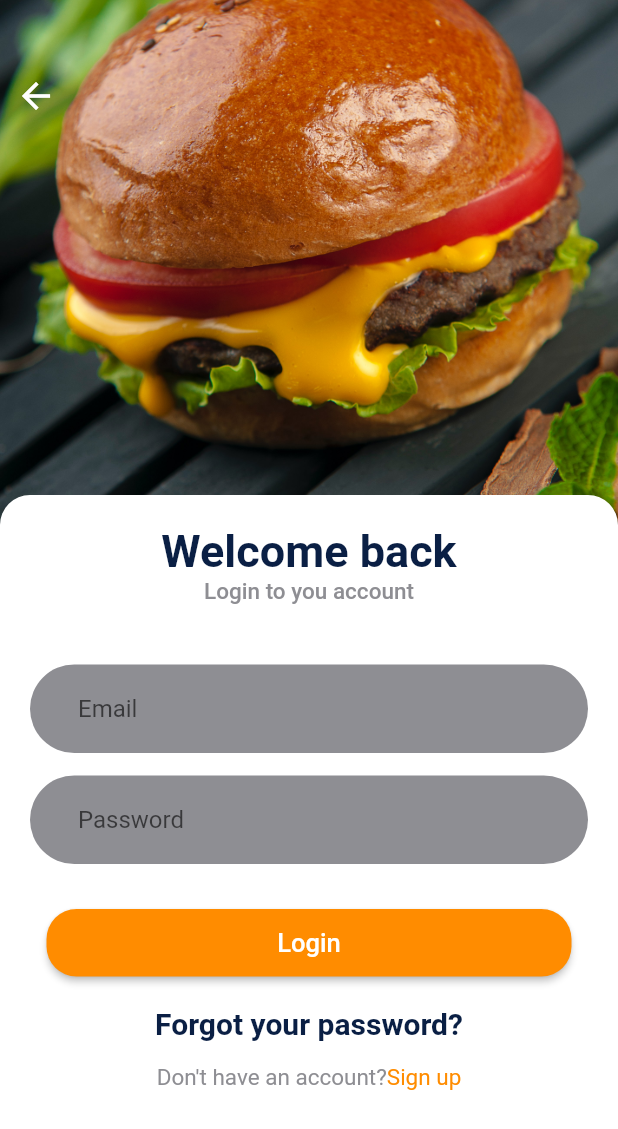
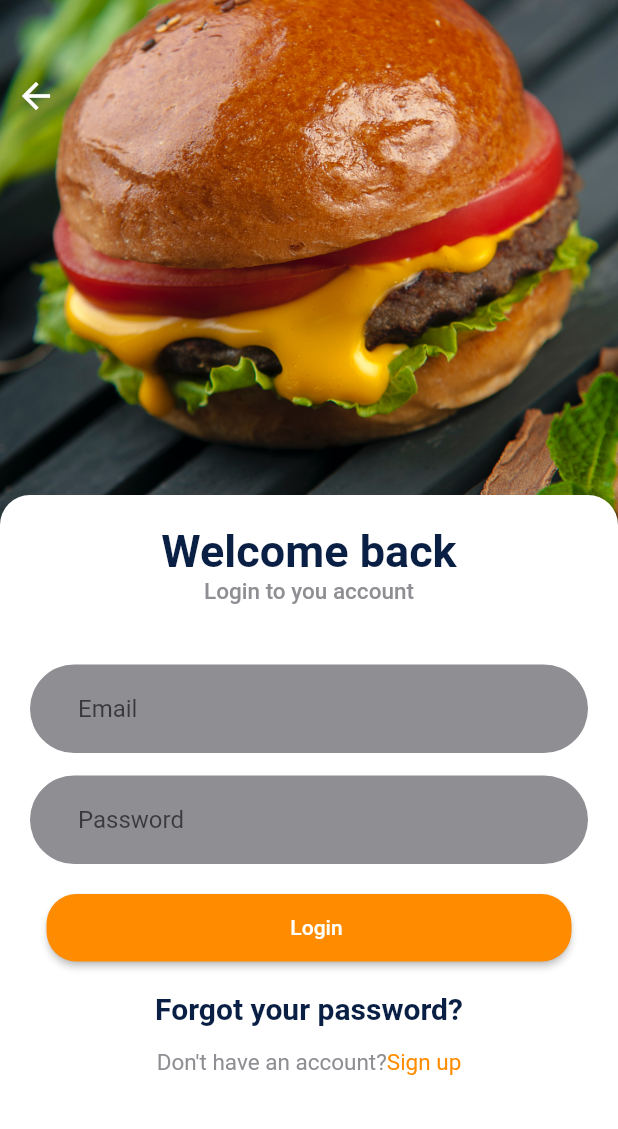
Before and after one commit to emantena/delivery_app, a Flutter app: the screen it shows after launch, after a tap on "Login", on a phone screen of 412 x 824 dp. Shown: the top 1129 px of the screen. Run offline on Flutter 3.47's test engine with Material 2 defaults, Android fonts, the phone set to English and light mode, and no system bars; network calls fail.

Commit message:
rounded button creation

```diff
--- a/lib/src/features/presentation/login/view/login_page.dart
+++ b/lib/src/features/presentation/login/view/login_page.dart
@@ -1,4 +1,5 @@
 import 'package:delivery_app/src/features/presentation/widgets/header_text.dart';
+import 'package:delivery_app/src/features/presentation/widgets/rounded_button.dart';
 import 'package:flutter/material.dart';
 import 'package:flutter/services.dart';
 
@@ -64,7 +65,15 @@ class LoginPage extends StatelessWidget {
                       ),
                       _emailInput(),
                       _passwordInput(),
-                      _loginButton(context),
+                      roundedButton(
+                        pressed: () {
+                          Navigator.pushNamed(context, 'tabs');
+                        },
+                        text: "Login",
+                        fontSize: 20,
+                        color: AppColor.secondary,
+                      ),
+                      // _loginButton(context),
                       Container(
                         margin: const EdgeInsets.only(top: 20),
                         child: GestureDetector(
--- a/lib/src/features/presentation/welcome/view/welcome_page.dart
+++ b/lib/src/features/presentation/welcome/view/welcome_page.dart
@@ -1,3 +1,4 @@
+import 'package:delivery_app/src/features/presentation/widgets/rounded_button.dart';
 import 'package:flutter/material.dart';
 import 'dart:ui';
 
@@ -49,54 +50,23 @@ class WelcomePage extends StatelessWidget {
                   ),
                 ),
               ),
-              SizedBox(
-                width: 350,
-                height: 45,
-                child: ElevatedButton(
-                  style: ButtonStyle(
-                    backgroundColor: MaterialStateProperty.all(
-                      Theme.of(context).colorScheme.secondary,
-                    ),
-                    shape: MaterialStateProperty.all(
-                      RoundedRectangleBorder(
-                        borderRadius: BorderRadius.circular(20),
-                      ),
-                    ),
-                  ),
-                  onPressed: () {
-                    Navigator.pushNamed(context, 'login');
-                  },
-                  child: const Text('Login'),
-                ),
+              roundedButton(
+                pressed: () {
+                  Navigator.pushNamed(context, 'login');
+                },
+                text: "Login",
+                fontSize: 17,
+                color: AppColor.secondary,
               ),
-              Container(
-                width: 350,
-                height: 45,
-                margin: const EdgeInsets.only(top: 20),
-                child: ElevatedButton(
-                  style: ButtonStyle(
-                    backgroundColor: MaterialStateProperty.all(AppColor.blue),
-                    shape: MaterialStateProperty.all(
-                      RoundedRectangleBorder(
-                        borderRadius: BorderRadius.circular(20),
-                      ),
-                    ),
-                  ),
-                  onPressed: () {},
-                  child: Row(
-                    mainAxisAlignment: MainAxisAlignment.center,
-                    children: [
-                      const Image(
-                        image: AssetImage('assets/icons/facebook.png'),
-                        width: 18,
-                        height: 18,
-                      ),
-                      Container(
-                        margin: const EdgeInsets.only(left: 10),
-                        child: const Text('Connect with Facebook'),
-                      ),
-                    ],
-                  ),
+              roundedButton(
+                pressed: () {},
+                text: "Connect with Facebook",
+                fontSize: 17,
+                color: AppColor.blue,
+                image: const Image(
+                  image: AssetImage('assets/icons/facebook.png'),
+                  width: 18,
+                  height: 18,
                 ),
               ),
             ],
--- a/lib/src/features/presentation/widgets/alert_dialog.dart
+++ b/lib/src/features/presentation/widgets/alert_dialog.dart
@@ -1,8 +1,8 @@
 import 'package:flutter/material.dart';
 
-import '../../../colors/app_color.dart';
-import 'button.dart';
+import 'package:delivery_app/src/colors/app_color.dart';
 import 'header_text.dart';
+import 'rounded_button.dart';
 
 Future alertDialog({
   required BuildContext context,
@@ -49,10 +49,12 @@ Future alertDialog({
               const SizedBox(
                 height: 20,
               ),
-              button(
+              roundedButton(
                 fontSize: 17,
                 pressed: pressed,
                 text: "Done",
+                color: AppColor.secondary,
+                width: 100,
               ),
             ],
           ),
--- a/lib/src/features/presentation/widgets/button.dart
+++ /dev/null
@@ -1,28 +0,0 @@
-import 'package:delivery_app/src/colors/app_color.dart';
-import 'package:flutter/material.dart';
-
-Widget button({
-  required String text,
-  required double fontSize,
-  required Function pressed,
-}) {
-  return ElevatedButton(
-    onPressed: pressed as void Function()?,
-    style: ButtonStyle(
-      backgroundColor: MaterialStateProperty.all(
-        AppColor.secondary,
-      ),
-      shape: MaterialStateProperty.all(
-        RoundedRectangleBorder(
-          borderRadius: BorderRadius.circular(20),
-        ),
-      ),
-    ),
-    child: Text(
-      text,
-      style: TextStyle(
-        fontSize: fontSize,
-      ),
-    ),
-  );
-}
--- /dev/null
+++ b/lib/src/features/presentation/widgets/rounded_button.dart
@@ -0,0 +1,39 @@
+import 'package:flutter/material.dart';
+
+Widget roundedButton({
+  required String text,
+  required double fontSize,
+  required Function pressed,
+  required Color color,
+  Image? image,
+  double width = 350,
+  double height = 45,
+  double radiusCircular = 20,
+}) {
+  return Container(
+    width: width,
+    height: height,
+    margin: const EdgeInsets.only(top: 20),
+    child: ElevatedButton(
+      onPressed: pressed as void Function()?,
+      style: ButtonStyle(
+        backgroundColor: MaterialStateProperty.all(color),
+        shape: MaterialStateProperty.all(
+          RoundedRectangleBorder(
+            borderRadius: BorderRadius.circular(radiusCircular),
+          ),
+        ),
+      ),
+      child: Row(
+        mainAxisAlignment: MainAxisAlignment.center,
+        children: [
+          image ?? const SizedBox(width: 0, height: 0),
+          Container(
+            margin: const EdgeInsets.only(left: 10),
+            child: Text(text),
+          ),
+        ],
+      ),
+    ),
+  );
+}
```
